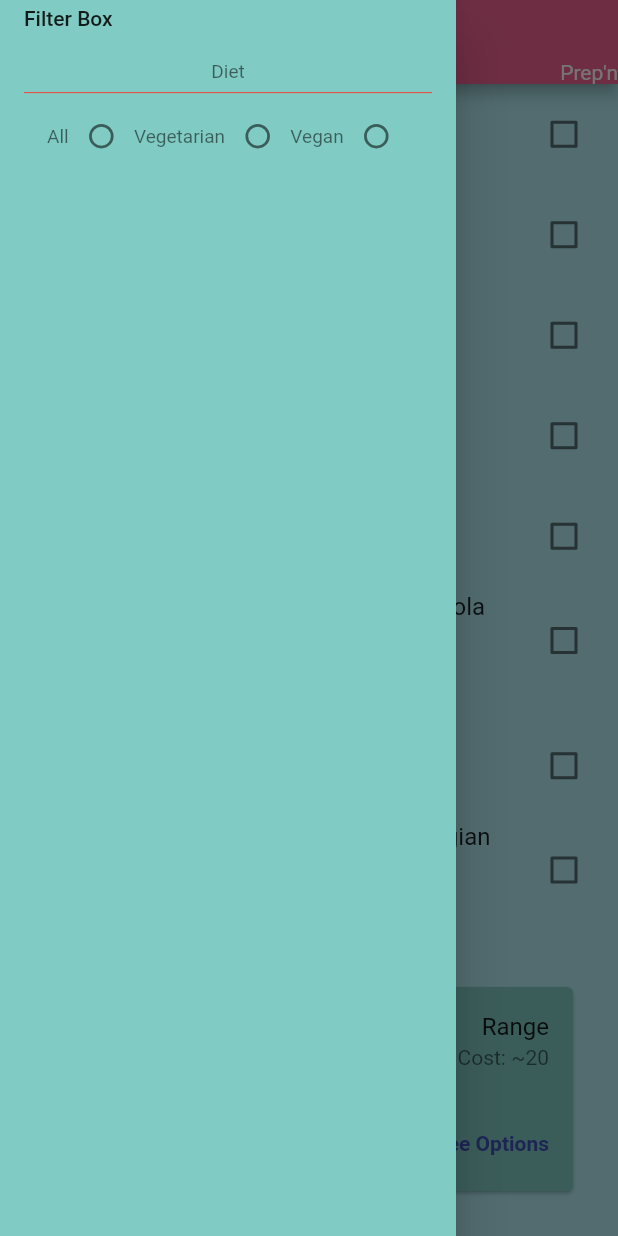
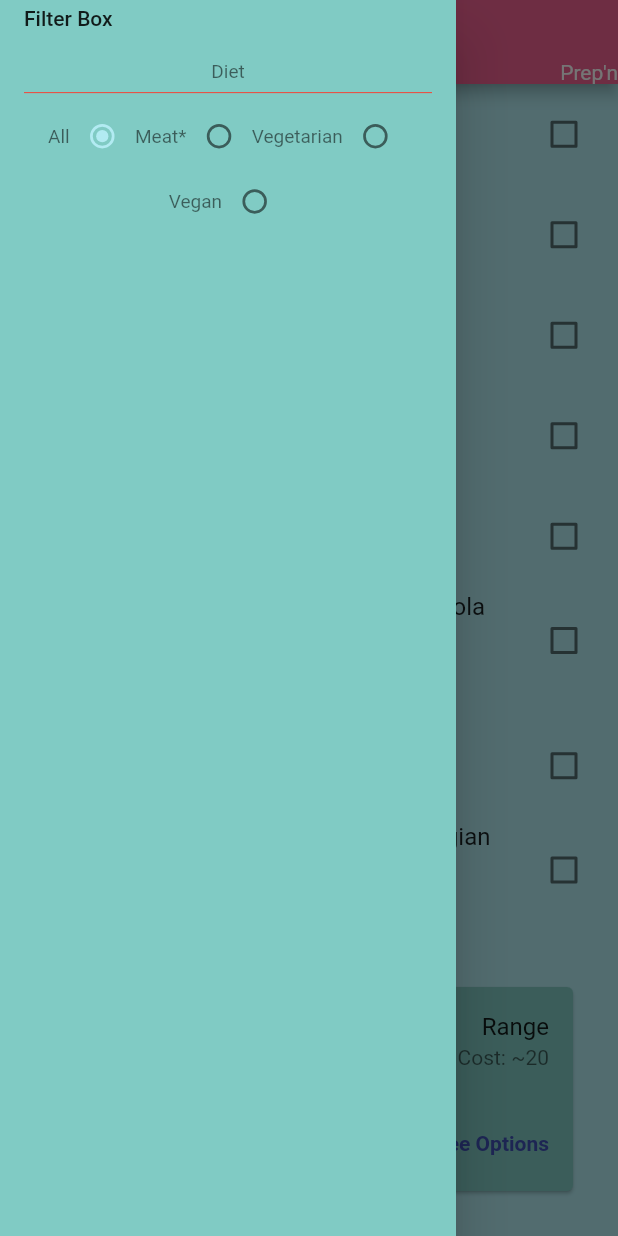
Before and after one commit to Ifavhoney/Prepn, a Flutter app: the screen it shows after launch, with the side drawer open, on a phone screen of 412 x 824 dp. Run offline on Flutter 3.47's test engine with Material 2 defaults, Android fonts, the phone set to English and light mode, and no system bars; missing offline and left inert: dropdownfield.

Commit message:
Filter Food Options Completed

```diff
--- a/lib/data/main.dart
+++ b/lib/data/main.dart
@@ -10,6 +10,8 @@ final List<String> schools = <String>[
 
 //STANDARD - Keys first letter "miniscule",
 //0 = vegan, 1 = vegetarian, 2 = All
+
+//Breakfast(String), array(dynamic)
 Map<String, dynamic> food = {
   "breakfast": [
     {
--- a/lib/ui/Food/FoodOptions.dart
+++ b/lib/ui/Food/FoodOptions.dart
@@ -9,7 +9,8 @@ class FoodOptions extends StatefulWidget {
 class _FoodOptionsState extends State<FoodOptions> {
   //instances
   List<String> _selectedFoods = List();
-  //print(cheese.length);
+
+  //Declare Map from data/main.dart
   Map<String, dynamic> food = data.food;
 
   int groupValue = -1;
@@ -21,6 +22,12 @@ class _FoodOptionsState extends State<FoodOptions> {
   //methods
   void _onChanged(int value) {
     switch (value) {
+      case -1:
+        setState(() {
+          this.groupValue = value;
+        });
+        break;
+
       case 0:
         setState(() {
           this.groupValue = value;
@@ -32,6 +39,7 @@ class _FoodOptionsState extends State<FoodOptions> {
         });
         break;
 
+//All
       case 2:
         setState(() {
           this.groupValue = value;
@@ -40,18 +48,29 @@ class _FoodOptionsState extends State<FoodOptions> {
     }
   }
 
-  void _checkBoxOnChanged(bool value) {
-    setState(() {
-      checkBoxValue = value;
-    });
+  Widget filterDiet(String name, int radio) {
+    print(name);
+    switch (radio) {
+      case -1:
+        return Column(
+          crossAxisAlignment: CrossAxisAlignment.start,
+          children: <Widget>[
+            Text("$name"),
+            Padding(
+              padding: const EdgeInsets.all(8.0),
+              child: Row(
+                children:
+                    _addWidget.map((showFoodIcons) => showFoodIcons).toList(),
+              ),
+            )
+          ],
+        );
+        break;
+    }
   }
 
-  Widget _showFoodIcons(
-    String name,
-    int diet,
-    bool assemble,
-    bool cook,
-  ) {
+  Widget _showFoodIcons(List _foodBreakfast, int position, String name,
+      int diet, bool assemble, bool cook, int radio) {
     //Refresh
     _addWidget = [Text("")];
 
@@ -69,6 +88,11 @@ class _FoodOptionsState extends State<FoodOptions> {
         if (cook == true) {
           _addWidget.add(Icon(Icons.whatshot));
         }
+
+        // final item = _foodBreakfast.where((e) => e.isNotEmpty).toList();
+
+        //  print(item[position]["name"]);
+
         return Column(
           crossAxisAlignment: CrossAxisAlignment.start,
           children: <Widget>[
@@ -83,6 +107,7 @@ class _FoodOptionsState extends State<FoodOptions> {
           ],
         );
 
+        break;
       case 1:
 
         //Adding to the List
@@ -110,6 +135,7 @@ class _FoodOptionsState extends State<FoodOptions> {
             )
           ],
         );
+
         break;
 
       case 2:
@@ -124,6 +150,12 @@ class _FoodOptionsState extends State<FoodOptions> {
         if (cook == true) {
           _addWidget.add(Icon(Icons.whatshot));
         }
+
+        //We are copying and pasting this for the all option & maintaing the icons
+        if (radio == -1) {
+          return filterDiet(name, radio);
+        }
+
         return Column(
           crossAxisAlignment: CrossAxisAlignment.start,
           children: <Widget>[
@@ -137,13 +169,30 @@ class _FoodOptionsState extends State<FoodOptions> {
             )
           ],
         );
-        break;
     }
   }
 
   @override
   Widget build(BuildContext context) {
-    var _foodBreakfast = food["breakfast"];
+    //Inside Food is a List of type Map
+    List<Map> _foodBreakfast = food["breakfast"];
+    List item;
+    if (this.groupValue == -1) {
+      item = _foodBreakfast.where((e) => e.isNotEmpty).toList();
+    }
+    if (this.groupValue == 0) {
+      item = _foodBreakfast.where((e) => e["diet"] == 0).toList();
+    }
+    if (this.groupValue == 1) {
+      item = _foodBreakfast.where((e) => e["diet"] == 1).toList();
+    }
+    if (this.groupValue == 2) {
+      item = _foodBreakfast.where((e) => e["diet"] == 2).toList();
+    }
+    //print(item[1]["name"]);
+
+    // final item = _foodBreakfastt.where((e) => e["diet"] == 2).toList;
+    // print(item);
     // print(_foodBreakfast[5]["cook"]);
     //print(food["breakfast"].length);
 
@@ -182,7 +231,13 @@ class _FoodOptionsState extends State<FoodOptions> {
                               children: <Widget>[
                                 Text("All"),
                                 Radio(
-                                  value: 0,
+                                  value: -1,
+                                  groupValue: this.groupValue,
+                                  onChanged: this._onChanged,
+                                ),
+                                Text("Meat*"),
+                                Radio(
+                                  value: 2,
                                   groupValue: this.groupValue,
                                   onChanged: this._onChanged,
                                 ),
@@ -192,14 +247,18 @@ class _FoodOptionsState extends State<FoodOptions> {
                                   groupValue: this.groupValue,
                                   onChanged: this._onChanged,
                                 ),
+                              ],
+                            ),
+                            Row(
+                              children: <Widget>[
                                 Text("Vegan"),
                                 Radio(
-                                  value: 2,
+                                  value: 0,
                                   groupValue: this.groupValue,
                                   onChanged: this._onChanged,
                                 ),
                               ],
-                            ),
+                            )
                             /*
                             Text("Ways To Prep"),
                               Row(
@@ -231,17 +290,22 @@ class _FoodOptionsState extends State<FoodOptions> {
                     children: <Widget>[
                       Expanded(
                         child: ListView.builder(
-                          itemCount: _foodBreakfast.length,
+                          itemCount: item.length,
                           itemBuilder: (BuildContext context, int position) {
                             return CheckboxListTile(
                               //true whenever contains name
+
                               value: _selectedFoods
                                   .contains(_foodBreakfast[position]["name"]),
                               title: _showFoodIcons(
-                                  _foodBreakfast[position]["name"],
-                                  _foodBreakfast[position]["diet"],
-                                  _foodBreakfast[position]["assemble"],
-                                  _foodBreakfast[position]["cook"]),
+                                  _foodBreakfast,
+                                  position,
+                                  item[position]["name"],
+                                  item[position]["diet"],
+                                  item[position]["assemble"],
+                                  item[position]["cook"],
+                                  this.groupValue),
+
                               onChanged: (bool selected) {
                                 //by default value == true
                                 if (selected == true) {
```
